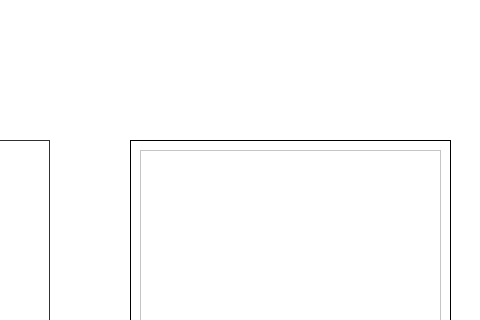
The window that shoppingcart.ui (DannyCamacho/CollegeConnect) describes before a commit, drawn with Qt 5; both pictures show x 420 to 900 and y 0 to 320 of the 900 by 600 pixel window.
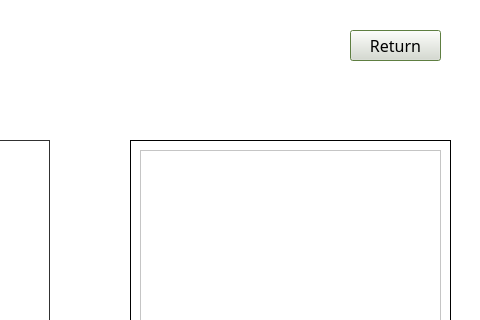
The same window after the commit. Icons and pictures are not drawn.

```diff
--- a/shoppingcart.ui
+++ b/shoppingcart.ui
@@ -607,6 +607,41 @@
      <string/>
     </property>
    </widget>
+   <widget class="QPushButton" name="pushButton_6">
+    <property name="geometry">
+     <rect>
+      <x>770</x>
+      <y>30</y>
+      <width>91</width>
+      <height>31</height>
+     </rect>
+    </property>
+    <property name="font">
+     <font>
+      <family>Bahnschrift</family>
+      <pointsize>12</pointsize>
+      <weight>50</weight>
+      <bold>false</bold>
+     </font>
+    </property>
+    <property name="styleSheet">
+     <string notr="true">background-color: rgb(225, 225, 225);
+color: rgb(0, 0, 0);</string>
+    </property>
+    <property name="text">
+     <string>Return</string>
+    </property>
+    <property name="icon">
+     <iconset resource="../../../../../SaddlebackEats-main/UIGraphics.qrc">
+      <normaloff>:/rec/resources/return-icon-removebg.png</normaloff>:/rec/resources/return-icon-removebg.png</iconset>
+    </property>
+    <property name="autoDefault">
+     <bool>true</bool>
+    </property>
+    <property name="default">
+     <bool>true</bool>
+    </property>
+   </widget>
   </widget>
  </widget>
  <resources>
```
Left out of the diff: 7 changed lines with no effect on the pictures.
